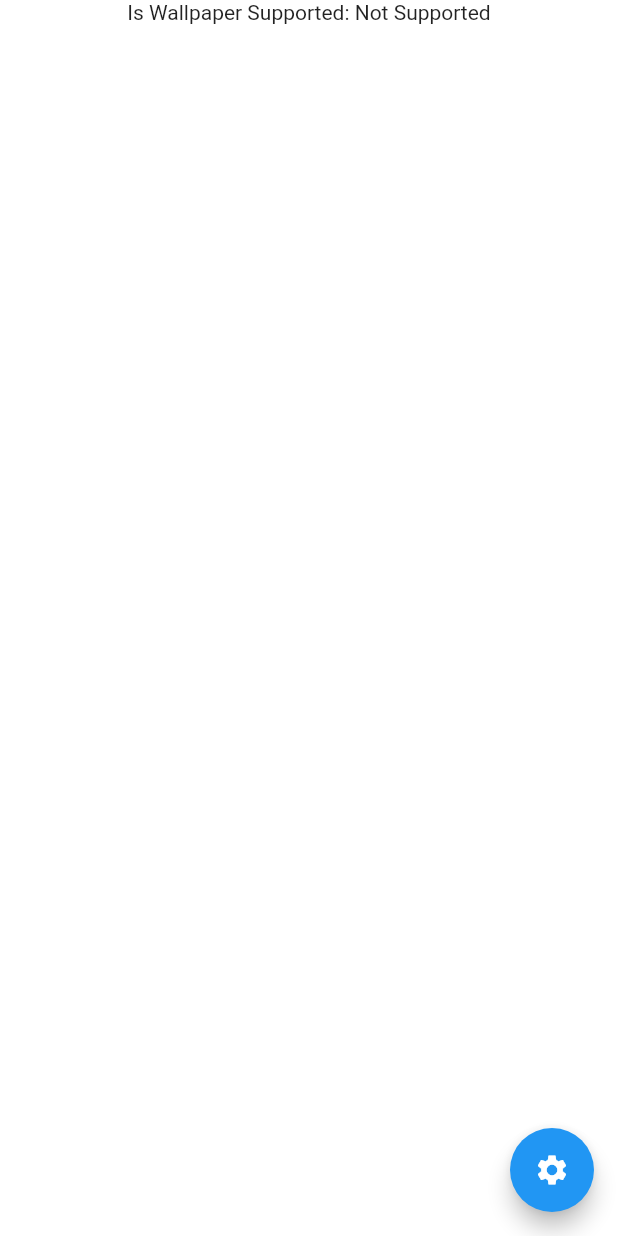
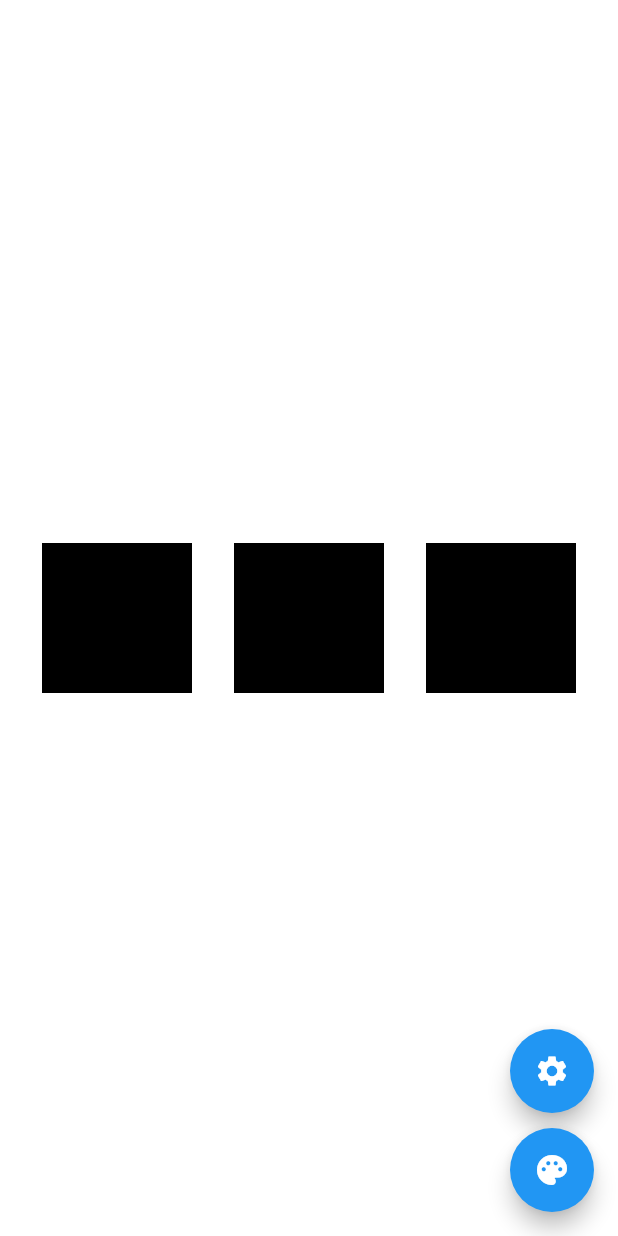
Before and after one commit to phanirithvij/launcher_utils, a Flutter app: the screen it shows after launch, after a tap on the "settings" icon, on a phone screen of 412 x 824 dp. Run offline on Flutter 3.47's test engine with Material 2 defaults, Android fonts, the phone set to English and light mode, and no system bars; our stand-ins replace permission_handler.

Commit message:
forward gestures in dart

```diff
--- a/example/lib/main.dart
+++ b/example/lib/main.dart
@@ -1,14 +1,13 @@
-import 'dart:typed_data';
-
 import 'package:flutter/material.dart';
 import 'package:flutter/services.dart';
-import 'dart:async';
+
+import 'dart:developer' as developer;
 
 import 'package:launcher_utils/launcher_utils.dart';
-import 'package:launcher_utils/exceptions.dart';
 import 'package:permission_handler/permission_handler.dart';
 
 void main() {
+  WidgetsFlutterBinding.ensureInitialized();
   runApp(MyApp());
   SystemChrome.setEnabledSystemUIOverlays([]);
 }
@@ -19,51 +18,16 @@ class MyApp extends StatefulWidget {
 }
 
 class _MyAppState extends State<MyApp> {
-  String _isWallpaperSupported = 'Unknown';
-  // dynamic _bytes;
+  var launcherApi = LauncherUtils(
+    initColors: true,
+    pageCount: 8,
+    subscribeWallpaperChanges: true,
+  );
 
   @override
-  void initState() {
-    super.initState();
-    initPlatformState();
-    getWallpaper();
-  }
-
-  Future<void> initPlatformState() async {
-    String isWallpaperSupported;
-    bool supported = await LauncherUtils.isWallpaperSupported;
-    if (supported == null) {
-      isWallpaperSupported = 'Unknown';
-    } else {
-      isWallpaperSupported = supported ? "Supported" : "Not Supported";
-    }
-
-    // If the widget was removed from the tree while the asynchronous platform
-    // message was in flight, we want to discard the reply rather than calling
-    // setState to update our non-existent appearance.
-    if (!mounted) return;
-
-    setState(() {
-      _isWallpaperSupported = isWallpaperSupported;
-    });
-  }
-
-  Future<void> getWallpaper() async {
-    Uint8List bytes;
-    try {
-      bytes = await LauncherUtils.getWallpaper();
-      print(bytes.runtimeType);
-    } on PermissionDeniedException catch (e) {
-      // open settings or show snackbar
-      print(e);
-    } on Exception catch (e) {
-      print(e);
-    }
-
-    if (!mounted) return;
-    // setState(() {
-    //   // _bytes = bytes;
-    // });
+  void didChangeDependencies() {
+    super.didChangeDependencies();
+    launcherApi.updateScrollEvents();
   }
 
   @override
@@ -71,29 +35,124 @@ class _MyAppState extends State<MyApp> {
     return MaterialApp(
       home: Scaffold(
         backgroundColor: Colors.transparent,
-        body: Container(
-          // color: Colors.transparent,
-          child: Column(
+        body: HomePage(launcherApi: launcherApi),
+        floatingActionButton: FloatButtons(launcherApi: launcherApi),
+      ),
+    );
+  }
+}
+
+class HomePage extends StatelessWidget {
+  const HomePage({
+    Key key,
+    @required this.launcherApi,
+  }) : super(key: key);
+
+  final LauncherUtils launcherApi;
+
+  @override
+  Widget build(BuildContext context) {
+    return Stack(
       children: <Widget>[
+        ColorWidgets(launcherApi: launcherApi),
+        GestureDetector(
+          child: SizedBox.expand(
+            child: Container(
+              child: PageView(
+                controller: launcherApi.scrollController,
+                children: _getPages(launcherApi.pageCount),
+              ),
+            ),
+          ),
+          onTapDown: (ev) => launcherApi.sendWallpaperCommand(ev),
+        ),
+      ],
+    );
+  }
+
+  List<Widget> _getPages(int pageCount) {
+    var pages = <Widget>[];
+    for (int i = 0; i < pageCount; i++) {
+      pages.add(
         Container(
           child: Center(
-                  child: Text('Is Wallpaper Supported: $_isWallpaperSupported'),
+            child: Text(
+              "Page ${i + 1}",
+              style: TextStyle(
+                fontSize: 20,
               ),
             ),
-              // (_bytes != null)
-              //     ? Image.memory(_bytes)
-              //     : CircularProgressIndicator(),
-            ],
-          ),
-        ),
-        floatingActionButton: FloatingActionButton(
-          onPressed: () async {
-            bool isOpened = await PermissionHandler().openAppSettings();
-            print("The settings page is open: $isOpened");
-          },
-          child: Icon(Icons.settings),
           ),
         ),
       );
     }
+    return pages;
   }
+}
+
+class FloatButtons extends StatelessWidget {
+  const FloatButtons({
+    Key key,
+    @required this.launcherApi,
+  }) : super(key: key);
+
+  final LauncherUtils launcherApi;
+
+  @override
+  Widget build(BuildContext context) {
+    return Column(
+      mainAxisAlignment: MainAxisAlignment.end,
+      children: <Widget>[
+        FloatingActionButton(
+          onPressed: () async {
+            bool isOpened = await PermissionHandler().openAppSettings();
+            developer.log("The settings page is open: $isOpened");
+          },
+          child: Icon(Icons.settings),
+        ),
+        SizedBox(height: 10),
+        FloatingActionButton(
+          onPressed: () {
+            launcherApi.getWallpaperColors();
+          },
+          child: Icon(Icons.palette),
+        ),
+      ],
+    );
+  }
+}
+
+class ColorWidgets extends StatelessWidget {
+  const ColorWidgets({
+    Key key,
+    @required this.launcherApi,
+  }) : super(key: key);
+
+  final LauncherUtils launcherApi;
+
+  @override
+  Widget build(BuildContext context) {
+    return Center(
+      child: Row(
+        mainAxisAlignment: MainAxisAlignment.spaceEvenly,
+        children: <Widget>[
+          Container(
+            width: 100,
+            height: 100,
+            color: launcherApi.colors[0],
+          ),
+          Container(
+            width: 100,
+            height: 100,
+            color: launcherApi.colors[1],
+          ),
+          Container(
+            width: 100,
+            height: 100,
+            color: launcherApi.colors[2],
+          ),
+        ],
+      ),
+    );
+  }
+}
--- a/lib/launcher_utils.dart
+++ b/lib/launcher_utils.dart
@@ -1,6 +1,7 @@
 import 'dart:async';
 
 import 'dart:developer' as developer;
+import 'dart:typed_data';
 
 import 'package:flutter/material.dart';
 import 'package:flutter/services.dart';
@@ -14,14 +15,15 @@ class LauncherUtils with ChangeNotifier {
   PageController scrollController;
   bool scroll = true;
   int pageCount = 7;
+  List<Color> colors = [Colors.black, Colors.black, Colors.black];
 
   static const _channel = const MethodChannel('launcher_utils/api');
   static const _eventChannel = const EventChannel('launcher_utils/events');
 
-  /// Set [initColors] to true if need to fecth colors during initialization
-  /// Scroll is enabled by default
-  /// Use [enableScroll], [disableScroll], [toggleScroll] to control stuff
-  /// The [controller] is used for scroll events if provided
+  /// Set [initColors] to true if need to fecth colors during initialization.
+  /// Scroll is enabled by default.
+  /// Use [enableScroll], [disableScroll], [toggleScroll] to control scrolling.
+  /// The [controller] is used for scroll events if provided.
   LauncherUtils({
     PageController controller,
     bool initColors: false,
@@ -42,8 +44,9 @@ class LauncherUtils with ChangeNotifier {
     return version;
   }
 
-  /// On wallpaper change execute the [callback]
-  /// It recieves an argument [event]
+  /// On wallpaper change execute the [callback].
+  /// It recieves an argument [event].
+  /// TODO: Give the function a proper type so that it accepts one argument.
   Future<void> onWallpaperChanged({Function callback}) async {
     _eventChannel.receiveBroadcastStream().listen((dynamic event) {
       notifyListeners();
@@ -79,6 +82,21 @@ class LauncherUtils with ChangeNotifier {
     }
   }
 
+  Future<void> getWallpaperImage(State widget) async {
+    Uint8List bytes;
+    try {
+      bytes = await LauncherUtils.getWallpaper();
+      print(bytes.runtimeType);
+    } on PermissionDeniedException catch (e) {
+      // open settings or show snackbar
+      print(e);
+    } on Exception catch (e) {
+      print(e);
+    }
+
+    if (!widget.mounted) return;
+  }
+
   /// Returns the wallpaper as a byte array.
   /// Use [Image.memory] to display it
   static Future getWallpaper() async {
@@ -108,9 +126,9 @@ class LauncherUtils with ChangeNotifier {
   /// Wrapper around android's `WallpaperManager.getWallpaperColors`
   /// Requires min Api 27
   Future<List<Color>> getWallpaperColors() async {
-    List<Color> colors = [Colors.black, Colors.black, Colors.black];
     try {
       List data = await _channel.invokeMethod("getColors");
+      colors.clear();
       data.forEach((c) {
         Color col;
         if (c != null) {
```
Also changed, not shown: 4 other files. Lines whose indentation alone changed are shown as unchanged.
